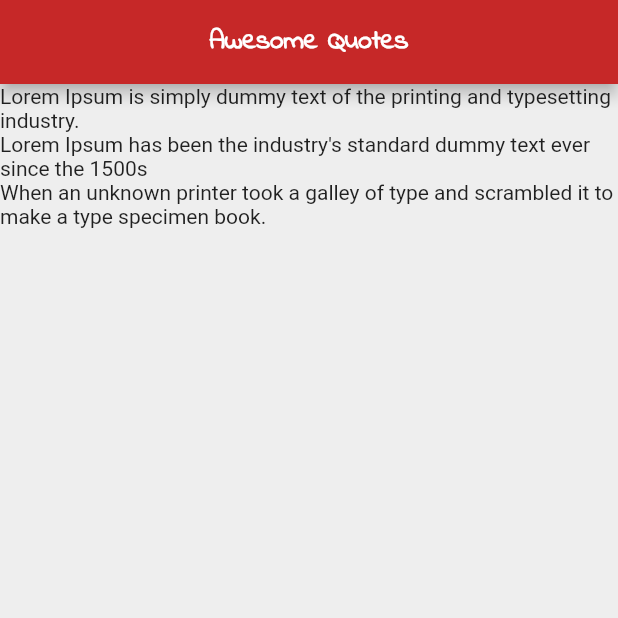
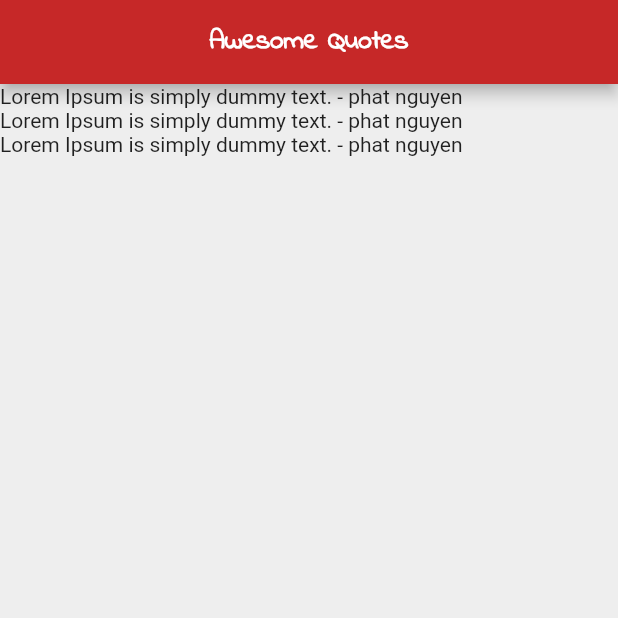
Before and after one commit to NguyenPhatBG/flutter-app-01, a Flutter app: the screen it shows after launch, on a phone screen of 412 x 824 dp, the top half of it. Run offline on Flutter 3.47's test engine with Material 2 defaults, Android fonts, the phone set to English and light mode, and no system bars.

Commit message:
Custom Classes

```diff
--- a/lib/main.dart
+++ b/lib/main.dart
@@ -1,4 +1,5 @@
 import 'package:flutter/material.dart';
+import 'quote.dart';
 
 void main() => runApp(MaterialApp(
   home: QuoteList(),
@@ -10,10 +11,10 @@ class QuoteList extends StatefulWidget {
 }
 
 class _QuoteListState extends State<QuoteList> {
-  List<String> quotes = [
-    "Lorem Ipsum is simply dummy text of the printing and typesetting industry.",
-    "Lorem Ipsum has been the industry's standard dummy text ever since the 1500s",
-    "When an unknown printer took a galley of type and scrambled it to make a type specimen book.",
+  List<Quote> quotes = [
+    Quote(author: 'phat nguyen', text: 'Lorem Ipsum is simply dummy text.'),
+    Quote(author: 'phat nguyen', text: 'Lorem Ipsum is simply dummy text.'),
+    Quote(author: 'phat nguyen', text: 'Lorem Ipsum is simply dummy text.'),
   ];
   @override
   Widget build(BuildContext context) {
@@ -32,7 +33,7 @@ class _QuoteListState extends State<QuoteList> {
         ),
       ),
       body: Column(
-        children: quotes.map((quote) => Text(quote)).toList(),
+        children: quotes.map((quote) => Text('${quote.text} - ${quote.author}')).toList(),
       ),
     );
   }
--- /dev/null
+++ b/lib/quote.dart
@@ -0,0 +1,6 @@
+class Quote {
+  String text;
+  String author;
+
+  Quote({ this.text, this.author });
+}
```
